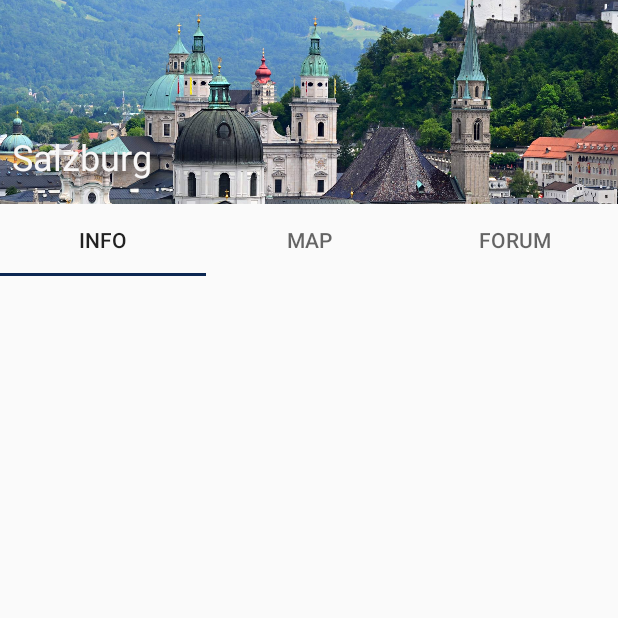
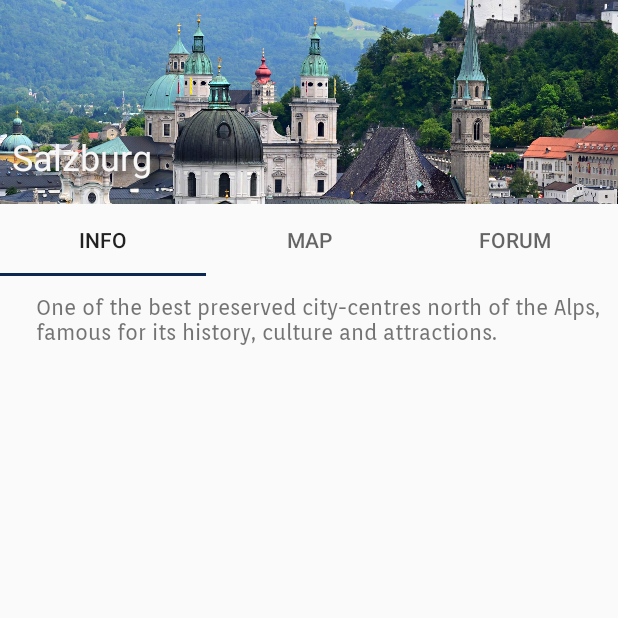
Before and after one commit to ALupic/Sights-App, an Android app: the fragment PlacesFragment shown on its own in the app's theme, after a tap on "Salzburg", on a phone screen of 412 x 824 dp, the top half of it. Run offline under Robolectric (Android 15) with nearby library versions, the phone set to English and light mode, and no system bars.

Commit message:
Functional & design updates

```diff
--- a/app/src/main/java/com/example/sightsofeurope/CountryActivity.java
+++ b/app/src/main/java/com/example/sightsofeurope/CountryActivity.java
@@ -8,6 +8,8 @@ import com.google.android.material.tabs.TabLayout;
 
 import androidx.viewpager.widget.ViewPager;
 import androidx.appcompat.app.AppCompatActivity;
+
+import android.graphics.Typeface;
 import android.os.Bundle;
 import android.widget.ImageView;
 import android.widget.TextView;
@@ -71,6 +73,10 @@ public class CountryActivity extends AppCompatActivity {
         pageAdapter = new PageAdapter(getSupportFragmentManager(), tabLayout.getTabCount());
         viewPager.setAdapter(pageAdapter);
 
+        // fonts
+        Typeface typefaceFont = Typeface.createFromAsset(getAssets(), "fonts/Orienta-Regular.ttf");
+        countryNameTW.setTypeface(typefaceFont);
+
         // image setup
 //        String imgName = country.getCover();
         Context c = CountryActivity.this;
--- a/app/src/main/java/com/example/sightsofeurope/DatabaseHelper.java
+++ b/app/src/main/java/com/example/sightsofeurope/DatabaseHelper.java
@@ -23,7 +23,7 @@ public class DatabaseHelper extends SQLiteOpenHelper {
     public void onCreate(SQLiteDatabase db) {
         db.execSQL("CREATE TABLE registeruser (username TEXT PRIMARY KEY, password TEXT)");
         db.execSQL("CREATE TABLE country (id INTEGER PRIMARY KEY AUTOINCREMENT, name TEXT, flag TEXT, cover TEXT, capital TEXT, area TEXT, population TEXT, language TEXT, religion TEXT, currency TEXT, bottomBoundary REAL, leftBoundary REAL, topBoundary REAL, rightBoundary REAL, content TEXT)");
-        db.execSQL("CREATE TABLE sight (id INTEGER PRIMARY KEY AUTOINCREMENT, name TEXT, cover TEXT, listImage TEXT, content TEXT, country_id INTEGER, FOREIGN KEY(country_id) REFERENCES country(id))");
+        db.execSQL("CREATE TABLE sight (id INTEGER PRIMARY KEY AUTOINCREMENT, name TEXT, cover TEXT, listImage TEXT, latt REAL, longt REAL, bottomBoundary REAL, leftBoundary REAL, topBoundary REAL, rightBoundary REAL, content TEXT, country_id INTEGER, FOREIGN KEY(country_id) REFERENCES country(id))");
 
         // Insert countries
         db.execSQL("INSERT INTO country VALUES(1, 'Austria', 'flag_at', 'cover_at', 'Vienna', '83.858 km2', '8,984,550', 'German', 'Christian', 'Euro', 45.669698, 8.707491, 49.205013, 17.815156, 'Osterreich')");
@@ -57,17 +57,17 @@ public class DatabaseHelper extends SQLiteOpenHelper {
 
         // Insert sights
         // Austria
-        db.execSQL("INSERT INTO sight VALUES(1, 'Graz', 'sight_at_graz', 'sight_at_graz', 'City of Salzburg, Austria', 1)");
-        db.execSQL("INSERT INTO sight VALUES(2, 'Salzburg', 'cover_at', 'cover_at', 'City of Salzburg, Austria', 1)");
-        db.execSQL("INSERT INTO sight VALUES(3, 'Salzkammergut', 'sight_at_salzk', 'sight_at_salzk', 'City of Graz, Austria', 1)");
-        db.execSQL("INSERT INTO sight VALUES(4, 'Schoenbrunn', 'sight_at_schoenbrunn', 'sight_at_schoenbrunn', 'City of Graz, Austria', 1)");
-        db.execSQL("INSERT INTO sight VALUES(5, 'Semmering railway', 'sight_at_semmering', 'sight_at_semmering', 'City of Graz, Austria', 1)");
-        db.execSQL("INSERT INTO sight VALUES(6, 'Vienna', 'sight_at_vienna', 'sight_at_vienna', 'City of Graz, Austria', 1)");
-        db.execSQL("INSERT INTO sight VALUES(7, 'Wachau', 'sight_at_wachau', 'sight_at_wachau', 'City of Graz, Austria', 1)");
+        db.execSQL("INSERT INTO sight VALUES(1, 'Graz', 'sight_at_graz', 'sight_at_graz', 47.071464, 15.439899, 46.609059, 14.619873, 47.458909, 16.232116, 'Historic city in the south of Austria.', 1)");
+        db.execSQL("INSERT INTO sight VALUES(2, 'Salzburg', 'cover_at', 'cover_at', 47.805325, 13.045270, 47.553531, 12.595642, 48.015820, 13.418243, 'One of the best preserved city-centres north of the Alps, famous for its history, culture and attractions.', 1)");
+        db.execSQL("INSERT INTO sight VALUES(3, 'Salzkammergut', 'sight_at_salzk', 'sight_at_salzk', 47.561619, 13.646698, 47.519575, 13.531025, 47.640697, 13.752468, 'Austrian resort area famous for the picturesque town of Hallstatt.', 1)");
+        db.execSQL("INSERT INTO sight VALUES(4, 'Schoenbrunn', 'sight_at_schoenbrunn', 'sight_at_schoenbrunn', 48.185784, 16.312657, 48.174545, 16.291614, 48.190054, 16.324487, 'Rococo palace that served as the main summer residence of the Habsburg rulers located in Hietzing, Vienna.', 1)");
+        db.execSQL("INSERT INTO sight VALUES(5, 'Semmering railway', 'sight_at_semmering', 'sight_at_semmering', 47.639006, 15.830390, 47.635102, 15.820272, 47.645858, 15.840443, 'The first mountain railway in Europe built with a standard gauge track.', 1)");
+        db.execSQL("INSERT INTO sight VALUES(6, 'Vienna', 'sight_at_vienna', 'sight_at_vienna', 48.209104, 16.373871, 48.110685, 16.130798, 48.346254, 16.635483, 'Austria`s largest and most populous city.', 1)");
+        db.execSQL("INSERT INTO sight VALUES(7, 'Wachau', 'sight_at_wachau', 'sight_at_wachau', 48.389437, 15.474718, 48.385162, 15.453818, 48.401946, 15.491541, 'Austrian valley with a picturesque landscape formed by the Danube river.', 1)");
 
         // Belgium
-        db.execSQL("INSERT INTO sight VALUES(8, 'Brugge', 'cover_be', 'cover_be', 'Historic centre of Brugge, Belgium', 2)");
-        db.execSQL("INSERT INTO sight VALUES(9, 'La Grand Place', 'sight_be_brussels', 'sight_be_brussels', 'La Grand Place of Brussels, Belgium', 2)");
+        db.execSQL("INSERT INTO sight VALUES(8, 'Brugge', 'cover_be', 'cover_be', 51.208031, 3.222308, 51.190283, 3.179908, 51.234909, 3.264022, 'Canal-based city in Belgium, often known as the Venice of the North.', 2)");
+        db.execSQL("INSERT INTO sight VALUES(9, 'La Grand Place', 'sight_be_brussels', 'sight_be_brussels', 50.846691, 4.352349, 50.846002, 4.350837, 50.847451, 4.353637, 'Brussels central square surrounded by opulent guildhalls, the Town Hall and the King`s House.', 2)");
     }
 
     @Override
@@ -153,7 +153,9 @@ public class DatabaseHelper extends SQLiteOpenHelper {
 
         for(int i=0; i<cursor.getCount(); i++){
             Sight sight = new Sight(cursor.getInt(0), cursor.getString(1), cursor.getString(2),
-                                      cursor.getString(3), cursor.getString(4), cursor.getInt(5));
+                                    cursor.getString(3), cursor.getDouble(4), cursor.getDouble(5),
+                                    cursor.getDouble(6), cursor.getDouble(7), cursor.getDouble(8), cursor.getDouble(9),
+                                    cursor.getString(10), cursor.getInt(11));
             sights.add(sight);
             cursor.moveToNext();
         }
@@ -173,7 +175,9 @@ public class DatabaseHelper extends SQLiteOpenHelper {
 
 
         Sight sg = new Sight(cursor.getInt(0), cursor.getString(1), cursor.getString(2),
-                             cursor.getString(3), cursor.getString(4), cursor.getInt(5));
+                cursor.getString(3), cursor.getDouble(4), cursor.getDouble(5),
+                cursor.getDouble(6), cursor.getDouble(7), cursor.getDouble(8), cursor.getDouble(9),
+                cursor.getString(10), cursor.getInt(11));
         cursor.close();
         db.close();
 
--- a/app/src/main/java/com/example/sightsofeurope/PageAdapterSight.java
+++ b/app/src/main/java/com/example/sightsofeurope/PageAdapterSight.java
@@ -18,7 +18,7 @@ public class PageAdapterSight extends FragmentPagerAdapter {
             case 0:
                 return new SightInfoFragment();
             case 1:
-                return new MapFragment();
+                return new SightMapFragment();
             case 2:
                 return new ForumFragment();
             default:
--- a/app/src/main/java/com/example/sightsofeurope/PlacesFragment.java
+++ b/app/src/main/java/com/example/sightsofeurope/PlacesFragment.java
@@ -105,6 +105,13 @@ public class PlacesFragment extends Fragment {
                     if((allSights.get(pos).getName().equals(selectedFromList))){
                         showSightActivity.putExtra("name", allSights.get(pos).getName());
                         showSightActivity.putExtra("cover", allSights.get(pos).getCover());
+                        showSightActivity.putExtra("content", allSights.get(pos).getContent());
+                        showSightActivity.putExtra("latitude", allSights.get(pos).getLatt());
+                        showSightActivity.putExtra("longitude", allSights.get(pos).getLongt());
+                        showSightActivity.putExtra("bottomBoundary", allSights.get(pos).getBottomBoundary());
+                        showSightActivity.putExtra("leftBoundary", allSights.get(pos).getLeftBoundary());
+                        showSightActivity.putExtra("topBoundary", allSights.get(pos).getTopBoundary());
+                        showSightActivity.putExtra("rightBoundary", allSights.get(pos).getRightBoundary());
                         startActivity(showSightActivity);
                     }
                 }
--- a/app/src/main/java/com/example/sightsofeurope/Sight.java
+++ b/app/src/main/java/com/example/sightsofeurope/Sight.java
@@ -6,14 +6,26 @@ public class Sight {
     private String name;
     private String cover;
     private String listImage;
+    private double latt;
+    private double longt;
+    private double bottomBoundary;
+    private double leftBoundary;
+    private double topBoundary;
+    private double rightBoundary;
     private String content;
     private int country_id;
 
-    public Sight(int id, String name, String cover, String listImage, String content, int country_id){
+    public Sight(int id, String name, String cover, String listImage, double latt, double longt, double bottomBoundary, double leftBoundary, double topBoundary, double rightBoundary, String content, int country_id){
         this.id = id;
         this.name = name;
         this.cover = cover;
         this.listImage = listImage;
+        this.latt = latt;
+        this.longt = longt;
+        this.bottomBoundary = bottomBoundary;
+        this.leftBoundary = leftBoundary;
+        this.topBoundary = topBoundary;
+        this.rightBoundary = rightBoundary;
         this.content = content;
         this.country_id = country_id;
     }
@@ -54,6 +66,44 @@ public class Sight {
         this.listImage = listImage;
     }
 
+    public double getLatt() { return latt; }
+
+    public void setLatt(double latt) { this.latt = latt; }
+
+    public double getLongt() { return longt; }
+
+    public void setLongt(double longt) { this.longt = longt; }
+
+    public double getBottomBoundary() {
+        return bottomBoundary;
+    }
+
+    public void setBottomBoundary(double bottomBoundary) {
+        this.bottomBoundary = bottomBoundary;
+    }
+
+    public double getLeftBoundary() {
+        return leftBoundary;
+    }
+
+    public void setLeftBoundary(double leftBoundary) {
+        this.leftBoundary = leftBoundary;
+    }
+
+    public double getTopBoundary() { return topBoundary; }
+
+    public void setTopBoundary(double topBoundary) {
+        this.topBoundary = topBoundary;
+    }
+
+    public double getRightBoundary() {
+        return rightBoundary;
+    }
+
+    public void setRightBoundary(double rightBoundary) {
+        this.rightBoundary = rightBoundary;
+    }
+
     public String getContent() {
         return content;
     }
--- a/app/src/main/java/com/example/sightsofeurope/SightActivity.java
+++ b/app/src/main/java/com/example/sightsofeurope/SightActivity.java
@@ -37,6 +37,24 @@ public class SightActivity extends AppCompatActivity {
         String transName = (String) in.getSerializableExtra("name");
         String transCover = (String) in.getSerializableExtra("cover");                          // REVIEW
 
+        //Data transfer to SightInfoFragment
+        Bundle infoBundle = new Bundle();
+        infoBundle.putString("content", "From Activity");
+        SightInfoFragment fragObj = new SightInfoFragment();
+        fragObj.setArguments(infoBundle);
+
+        //Data transfer to SightMapFragment
+        Bundle mapBundle = new Bundle();
+        mapBundle.putString("name", "From Activity");
+        mapBundle.putDouble("latitude", 1);
+        mapBundle.putDouble("longitude", 1);
+        mapBundle.putDouble("bottomBoundary", 1);
+        mapBundle.putDouble("leftBoundary", 1);
+        mapBundle.putDouble("topBoundary", 1);
+        mapBundle.putDouble("rightBoundary", 1);
+        SightMapFragment mapObj = new SightMapFragment();
+        mapObj.setArguments(mapBundle);
+
         imageView2 = findViewById(R.id.sightImageView2);
         countryNameTW = findViewById(R.id.sightCountryNameTW);
         tabLayout = findViewById(R.id.sightTablayout);
--- a/app/src/main/java/com/example/sightsofeurope/SightInfoFragment.java
+++ b/app/src/main/java/com/example/sightsofeurope/SightInfoFragment.java
@@ -1,13 +1,19 @@
 package com.example.sightsofeurope;
 
+import android.graphics.Typeface;
 import android.os.Bundle;
 import android.view.LayoutInflater;
 import android.view.View;
 import android.view.ViewGroup;
+import android.widget.TextView;
 
 import androidx.fragment.app.Fragment;
 
 public class SightInfoFragment extends Fragment {
+
+    TextView sightContentTW;
+
+    DatabaseHelper db;
 
     public SightInfoFragment(){
 
@@ -17,6 +23,17 @@ public class SightInfoFragment extends Fragment {
     public View onCreateView(LayoutInflater inflater, ViewGroup container,
                              Bundle savedInstanceState) {
         View v = inflater.inflate(R.layout.fragment_sight_info, container, false);
+
+        db = new DatabaseHelper(v.getContext());
+
+        sightContentTW = v.findViewById(R.id.sightContentTW);
+        String stringContent = getActivity().getIntent().getStringExtra("content");
+        sightContentTW.setText(stringContent);
+
+        // font
+        Typeface typefaceFont = Typeface.createFromAsset(v.getContext().getAssets(), "fonts/Orienta-Regular.ttf");
+        sightContentTW.setTypeface(typefaceFont);
+
         return v;
     }
 }
--- /dev/null
+++ b/app/src/main/java/com/example/sightsofeurope/SightMapFragment.java
@@ -0,0 +1,85 @@
+package com.example.sightsofeurope;
+
+import android.os.Bundle;
+import android.view.LayoutInflater;
+import android.view.View;
+import android.view.ViewGroup;
+
+import androidx.annotation.NonNull;
+import androidx.annotation.Nullable;
+import androidx.fragment.app.Fragment;
+
+import com.google.android.gms.maps.CameraUpdateFactory;
+import com.google.android.gms.maps.GoogleMap;
+import com.google.android.gms.maps.MapView;
+import com.google.android.gms.maps.MapsInitializer;
+import com.google.android.gms.maps.OnMapReadyCallback;
+import com.google.android.gms.maps.model.LatLng;
+import com.google.android.gms.maps.model.LatLngBounds;
+import com.google.android.gms.maps.model.MarkerOptions;
+
+public class SightMapFragment extends Fragment implements OnMapReadyCallback {
+
+    GoogleMap map;
+    MapView mapView;
+
+    double latt;
+    double longt;
+    double doubleBB;
+    double doubleLB;
+    double doubleTB;
+    double doubleRB;
+
+    DatabaseHelper db;
+
+    public SightMapFragment() {
+        // Required empty public constructor
+    }
+
+
+    @Override
+    public View onCreateView(LayoutInflater inflater, ViewGroup container,
+                             Bundle savedInstanceState) {
+        // Inflate the layout for this fragment
+        View v = inflater.inflate(R.layout.fragment_sight_map, container, false);
+
+        String stringName = getActivity().getIntent().getStringExtra("name");
+
+        db = new DatabaseHelper(v.getContext());
+
+        doubleBB = getActivity().getIntent().getDoubleExtra("bottomBoundary", 1);
+        doubleLB = getActivity().getIntent().getDoubleExtra("leftBoundary", 1);
+        doubleTB = getActivity().getIntent().getDoubleExtra("topBoundary", 1);
+        doubleRB = getActivity().getIntent().getDoubleExtra("rightBoundary", 1);
+
+        latt = getActivity().getIntent().getDoubleExtra("latitude", 1);
+        longt = getActivity().getIntent().getDoubleExtra("longitude", 1);
+
+        return v;
+    }
+
+    @Override
+    public void onViewCreated(@NonNull View view, @Nullable Bundle savedInstanceState) {
+        super.onViewCreated(view, savedInstanceState);
+
+        mapView = view.findViewById(R.id.sightMapView);
+
+        if(mapView!=null){
+            mapView.onCreate(null);
+            mapView.onResume();
+            mapView.getMapAsync(this);
+        }
+    }
+
+    @Override
+    public void onMapReady(GoogleMap googleMap){
+        MapsInitializer.initialize(getContext());
+        map = googleMap;
+
+        LatLng location = new LatLng(latt, longt);
+        LatLngBounds bounds = new LatLngBounds(new LatLng(doubleBB, doubleLB), new LatLng(doubleTB, doubleRB));
+        map.addMarker(new MarkerOptions().position(location).title("Sight Location"));
+        map.moveCamera(CameraUpdateFactory.newLatLng(location));
+        map.animateCamera(CameraUpdateFactory.newLatLngBounds(bounds, 1));
+    }
+}
--- a/app/src/main/res/layout/fragment_info.xml
+++ b/app/src/main/res/layout/fragment_info.xml
@@ -101,8 +101,8 @@
         android:id="@+id/countryFlagIW"
         android:layout_width="76dp"
         android:layout_height="47dp"
-        android:layout_marginStart="56dp"
-        android:layout_marginLeft="56dp"
+        android:layout_marginStart="24dp"
+        android:layout_marginLeft="24dp"
         android:layout_marginTop="60dp"
         android:src="@drawable/color_cursor"
         app:layout_constraintStart_toStartOf="parent"
--- a/app/src/main/res/layout/fragment_places.xml
+++ b/app/src/main/res/layout/fragment_places.xml
@@ -10,7 +10,7 @@
     <androidx.constraintlayout.widget.ConstraintLayout
         android:layout_width="match_parent"
         android:layout_height="match_parent"
-        android:layout_marginTop="40dp"
+        android:layout_marginTop="50dp"
         tools:context=".PlacesFragment">
 
         <ListView
--- a/app/src/main/res/layout/fragment_sight_info.xml
+++ b/app/src/main/res/layout/fragment_sight_info.xml
@@ -1,6 +1,22 @@
 <?xml version="1.0" encoding="utf-8"?>
-<LinearLayout xmlns:android="http://schemas.android.com/apk/res/android"
-    android:orientation="vertical" android:layout_width="match_parent"
+<androidx.constraintlayout.widget.ConstraintLayout xmlns:android="http://schemas.android.com/apk/res/android"
+    xmlns:app="http://schemas.android.com/apk/res-auto"
+    xmlns:tools="http://schemas.android.com/tools"
+    android:layout_width="match_parent"
     android:layout_height="match_parent">
 
-</LinearLayout>
+    <!-- TODO: Update blank fragment layout -->
+
+    <TextView
+        android:id="@+id/sightContentTW"
+        android:layout_width="wrap_content"
+        android:layout_height="wrap_content"
+        android:layout_marginStart="24dp"
+        android:layout_marginLeft="24dp"
+        android:layout_marginRight="24dp"
+        android:layout_marginTop="60dp"
+        android:text="Sight Description"
+        app:layout_constraintStart_toStartOf="parent"
+        app:layout_constraintTop_toTopOf="parent" />
+
+</androidx.constraintlayout.widget.ConstraintLayout>
```
Also changed, not shown: app/src/main/AndroidManifest.xml (+7 -6 lines), app/src/main/java/com/example/sightsofeurope/InfoFragment.java (+22 -0 lines), app/src/main/res/layout/fragment_sight_map.xml (added, +24 -0 lines).
